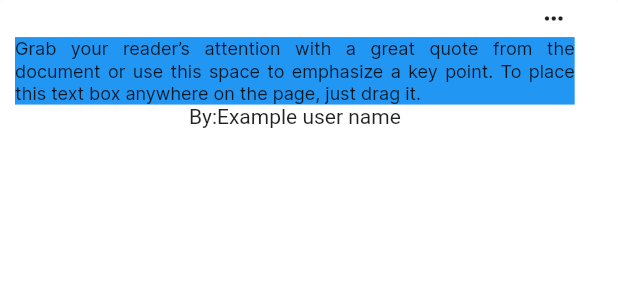
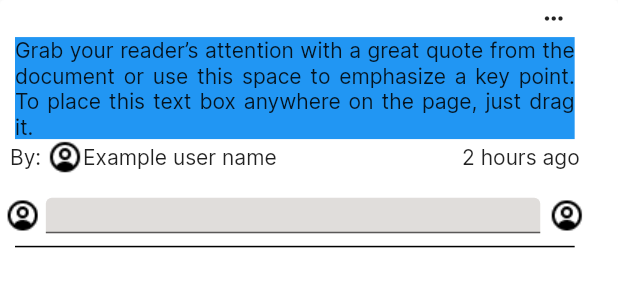
Before and after one commit to JosuX/E-Sensei, a Flutter app: the Post widget shown alone on an empty page, opened directly, on a phone screen of 412 x 824 dp. Shown: the top 300 px of the screen. Run offline on Flutter 3.47's test engine with Material 2 defaults, Android fonts, the light colour scheme and no system bars; drawn by our look-alikes of auto_size_text; our stand-ins replace cloud_firestore, firebase_auth, firebase_core, flutter_spinkit, get, sizer; missing offline and left inert: flutterfire_ui; accounts and stored records are empty.

Commit message:
Post Placeholder

```diff
--- /dev/null
+++ b/lib/controllers/subjects_controller.dart
@@ -0,0 +1,8 @@
+import 'package:esensei/services/database.dart';
+import 'package:firebase_auth/firebase_auth.dart';
+import 'package:get/get.dart';
+import 'package:esensei/models/user.dart';
+
+class SubjectsController extends GetxController {
+  static DatabaseService dbService = DatabaseService();
+}
--- a/lib/controllers/users_controller.dart
+++ b/lib/controllers/users_controller.dart
@@ -1,16 +1,31 @@
-import 'package:cloud_firestore/cloud_firestore.dart';
+import 'package:esensei/services/database.dart';
 import 'package:firebase_auth/firebase_auth.dart';
 import 'package:get/get.dart';
 import 'package:esensei/models/user.dart';
 
 class UsersController extends GetxController {
-  final CollectionReference users =
-      FirebaseFirestore.instance.collection("users");
+  static DatabaseService dbService = DatabaseService();
+  static final FirebaseAuth _auth = FirebaseAuth.instance;
+  final mentorsQuery = dbService.users
+      .where("email", isNotEqualTo: _auth.currentUser?.email)
+      .where("isMentor", whereIn: [true])
+      .withConverter(
+          fromFirestore: MyUser.fromFirestore,
+          toFirestore: (MyUser user, _) => user.toFirestore())
+      .obs;
+
+  final menteesQuery = dbService.users
+      .where("email", isNotEqualTo: _auth.currentUser?.email)
+      .where("isMentor", whereIn: [false])
+      .withConverter(
+          fromFirestore: MyUser.fromFirestore,
+          toFirestore: (MyUser user, _) => user.toFirestore())
+      .obs;
   Rx<MyUser> currentUser = MyUser().obs;
 
   Future<MyUser> currentUserFromSnapshot(User? user) async {
     if (user != null) {
-      var userdata = await users.doc(user.uid).snapshots().first;
+      var userdata = await dbService.users.doc(user.uid).snapshots().first;
       MyUser curr_AppUser = MyUser(
           uid: user.uid,
           email: userdata.get("email"),
@@ -26,7 +41,7 @@ class UsersController extends GetxController {
   @override
   void onInit() async {
     super.onInit();
-    currentUser.bindStream(FirebaseAuth.instance
+    currentUser.bindStream(_auth
         .userChanges()
         .asyncMap((User? user) => currentUserFromSnapshot(user)));
   }
--- a/lib/main.dart
+++ b/lib/main.dart
@@ -2,14 +2,10 @@
 
 import 'package:esensei/controllers/users_controller.dart';
 import 'package:esensei/screens/wrapper.dart';
-import 'package:esensei/services/auth.dart';
 import 'package:firebase_core/firebase_core.dart';
 import 'package:flutter/material.dart';
 import 'package:get/get.dart';
-import 'package:provider/provider.dart';
 import 'package:sizer/sizer.dart';
-
-import 'models/user.dart';
 
 void main() async {
   WidgetsFlutterBinding.ensureInitialized();
@@ -25,6 +21,6 @@ class MyApp extends StatelessWidget {
     Get.put(UsersController());
     return Sizer(
         builder: (context, orientation, deviceType) =>
-            MaterialApp(debugShowCheckedModeBanner: false, home: Wrapper()));
+            GetMaterialApp(debugShowCheckedModeBanner: false, home: Wrapper()));
   }
 }
--- a/lib/screens/home/dashboard/SubjectGridView.dart
+++ b/lib/screens/home/dashboard/SubjectGridView.dart
@@ -2,7 +2,6 @@
 
 import 'package:esensei/models/subject.dart';
 import 'package:esensei/screens/home/dashboard/cards/SubjectCard_Grid.dart';
-import 'package:esensei/screens/home/dashboard/cards/SubjectCard_List.dart';
 import 'package:esensei/services/database.dart';
 import 'package:flutter/material.dart';
 import 'package:flutter_spinkit/flutter_spinkit.dart';
--- a/lib/screens/home/dashboard/cards/Post.dart
+++ b/lib/screens/home/dashboard/cards/Post.dart
@@ -52,15 +52,59 @@ class _PostState extends State<Post> {
                 width: 90.56.w,
                 child: AutoSizeText(
                   "Grab your reader’s attention with a great quote from the document or use this space to emphasize a key point. To place this text box anywhere on the page, just drag it.",
-                  maxFontSize: 12,
+                  minFontSize: 12,
                   textAlign: TextAlign.justify,
                   style: TextStyle(fontFamily: "Inter-Regular"),
                 ),
               ),
               Row(children: [
-                AutoSizeText("By:"),
-                AutoSizeText("Example user name")
-              ])
+                AutoSizeText(
+                  "By: ",
+                  minFontSize: 11,
+                  style: TextStyle(fontFamily: "Inter-Regular"),
+                ),
+                Image.asset("assets/UserC.png"),
+                AutoSizeText(
+                  "Example user name",
+                  minFontSize: 11,
+                  style: TextStyle(fontFamily: "Inter-Regular"),
+                ),
+                Padding(padding: EdgeInsets.only(left: 30.w)),
+                AutoSizeText(
+                  "2 hours ago",
+                  minFontSize: 12,
+                  style: TextStyle(fontFamily: "Inter-Regular"),
+                ),
+              ]),
+              Padding(padding: EdgeInsets.only(top: 3.62.w)),
+              Row(
+                children: [
+                  Padding(padding: EdgeInsets.only(left: 0.016.w)),
+                  Image.asset("assets/UserC.png"),
+                  Padding(padding: EdgeInsets.only(left: 0.83.w)),
+                  Container(
+                      width: 80.w,
+                      height: 2.88.h,
+                      child: TextField(
+                          decoration: InputDecoration(
+                              filled: true,
+                              fillColor: Color(0xffE0DDDB),
+                              focusedBorder: OutlineInputBorder(
+                                  borderRadius: BorderRadius.circular(15.0),
+                                  borderSide:
+                                      BorderSide(color: Color(0xffE0DDDB)))))),
+                  Padding(padding: EdgeInsets.only(left: 1.39.w)),
+                  Image.asset("assets/UserC.png"),
+                  Padding(padding: EdgeInsets.only(left: 0.036.w)),
+                ],
+              ),
+              Padding(padding: EdgeInsets.only(top: 1.h)),
+              Container(
+                color: Colors.black,
+                width: 90.56.w,
+                height: 1,
+              ),
+              Padding(padding: EdgeInsets.only(top: 1.h)),
             ],
           )
         ],
--- a/lib/screens/home/dashboard/dashboard.dart
+++ b/lib/screens/home/dashboard/dashboard.dart
@@ -1,15 +1,12 @@
 // ignore_for_file: prefer_const_constructors, non_constant_identifier_names, sized_box_for_whitespace, deprecated_member_use, use_key_in_widget_constructors, prefer_const_constructors_in_immutables
 import 'package:auto_size_text/auto_size_text.dart';
 import 'package:esensei/controllers/users_controller.dart';
-import 'package:esensei/models/user.dart';
 import 'package:esensei/screens/home/dashboard/EndBar.dart';
 import 'package:esensei/screens/home/dashboard/SubjectGridView.dart';
 import 'package:esensei/screens/home/dashboard/SubjectListView.dart';
-import 'package:esensei/services/database.dart';
 import 'package:flutter/material.dart';
 import 'package:esensei/screens/home/dashboard/NavBar.dart';
 import 'package:get/get.dart';
-import 'package:provider/provider.dart';
 import 'package:sizer/sizer.dart';
 
 class Dashboard extends StatefulWidget {
@@ -27,25 +24,12 @@ class _DashboardState extends State<Dashboard> {
 
   @override
   Widget build(BuildContext context) {
-    final mentorsQuery = DatabaseService()
-        .users
-        .where("isMentor", isEqualTo: true)
-        .withConverter(
-            fromFirestore: MyUser.fromFirestore,
-            toFirestore: (MyUser user, _) => user.toFirestore());
-    final menteesQuery = DatabaseService()
-        .users
-        .where("isMentor", isEqualTo: false)
-        .withConverter(
-            fromFirestore: MyUser.fromFirestore,
-            toFirestore: (MyUser user, _) => user.toFirestore());
-
     return GetX<UsersController>(builder: (controller) {
       return Scaffold(
           key: _scaffoldKey,
           endDrawer: EndBar(
-            mentors: mentorsQuery,
-            mentees: menteesQuery,
+            mentors: controller.mentorsQuery.value,
+            mentees: controller.menteesQuery.value,
           ),
           drawer: NavBar(
             user_name: controller.currentUser.value.name,
--- a/lib/screens/home/home.dart
+++ b/lib/screens/home/home.dart
@@ -1,11 +1,8 @@
 // ignore_for_file: non_constant_identifier_names, prefer_typing_uninitialized_variables
 
 import 'package:esensei/screens/home/dashboard/cards/SubjectFeed.dart';
-import 'package:esensei/shared/loading.dart';
 import 'package:esensei/screens/home/dashboard/dashboard.dart';
-import 'package:esensei/services/database.dart';
 import 'package:flutter/material.dart';
-import 'package:provider/provider.dart';
 
 class Home extends StatefulWidget {
   @override
--- a/lib/screens/wrapper.dart
+++ b/lib/screens/wrapper.dart
@@ -3,11 +3,8 @@
 import 'package:esensei/controllers/users_controller.dart';
 import 'package:esensei/screens/authenticate/authenticate.dart';
 import 'package:esensei/screens/home/home.dart';
-import 'package:esensei/services/database.dart';
 import 'package:flutter/material.dart';
 import 'package:get/get.dart';
-import 'package:provider/provider.dart';
-import 'package:esensei/models/user.dart';
 
 class Wrapper extends StatelessWidget {
   const Wrapper({Key? key}) : super(key: key);
--- a/lib/services/auth.dart
+++ b/lib/services/auth.dart
@@ -1,7 +1,6 @@
 // ignore_for_file: unnecessary_null_comparison, unused_element, iterable_contains_unrelated_type, non_constant_identifier_names
 
 import 'package:cloud_firestore/cloud_firestore.dart';
-import 'package:esensei/models/user.dart';
 import 'package:esensei/services/database.dart';
 import 'package:firebase_auth/firebase_auth.dart';
 
@@ -33,22 +32,22 @@ class AuthService {
   }
 
   Future<User?> loginAccountMentor(String email, String password) async {
-    try {
     bool? curr_user_isMentor;
     QuerySnapshot collSnapshot = await DatabaseService().users.get();
     var docSnapshot =
         collSnapshot.docs.where((snapshot) => snapshot.get("email") == email);
     curr_user_isMentor = docSnapshot.single.get("isMentor");
     if (curr_user_isMentor == true) {
+      try {
         UserCredential result = await _auth.signInWithEmailAndPassword(
             email: email, password: password);
         User user = result.user!;
         return user;
-      } else {
+      } catch (e) {
+        print(e.toString());
         return null;
       }
-    } catch (e) {
-      print(e.toString());
+    } else {
       return null;
     }
   }
@@ -63,8 +62,7 @@ class AuthService {
       user.updateDisplayName(fullname);
       DatabaseService dbService = DatabaseService(uid: user.uid);
       dbService.registerUserData(email, fullname, isMentor == 1 ? true : false);
-      MyUser? data = await dbService.getUserData();
-      return user != null ? data : null;
+      return user;
     } catch (e) {
       print(e.toString());
       return null;
--- a/pubspec.yaml
+++ b/pubspec.yaml
@@ -38,7 +38,6 @@ dependencies:
   firebase_auth: ^3.3.5
   cloud_firestore: ^3.1.6
   auto_size_text: ^3.0.0
-  provider: ^6.0.2
   flutter_spinkit: ^5.1.0
   fluttertoast: ^8.0.9
   uuid: ^3.0.6
@@ -80,6 +79,7 @@ flutter:
     - assets/NavBarLogo.png
     - assets/Menu.png
     - assets/User_fill.png
+    - assets/UserC.png
 
   # An image asset can refer to one or more resolution-specific "variants", see
   # https://flutter.dev/assets-and-images/#resolution-aware.
```
Also changed, not shown: assets/UserC.png (added), pubspec.lock. Lines whose indentation alone changed are shown as unchanged.
